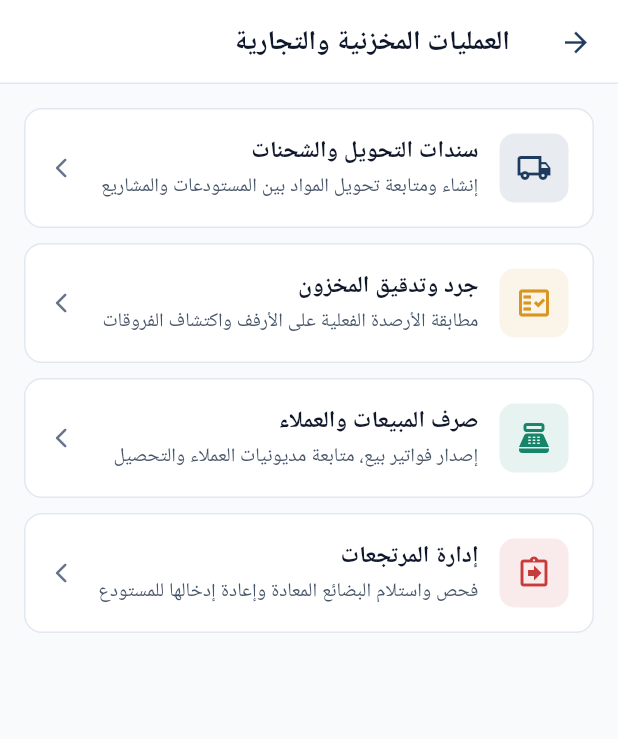
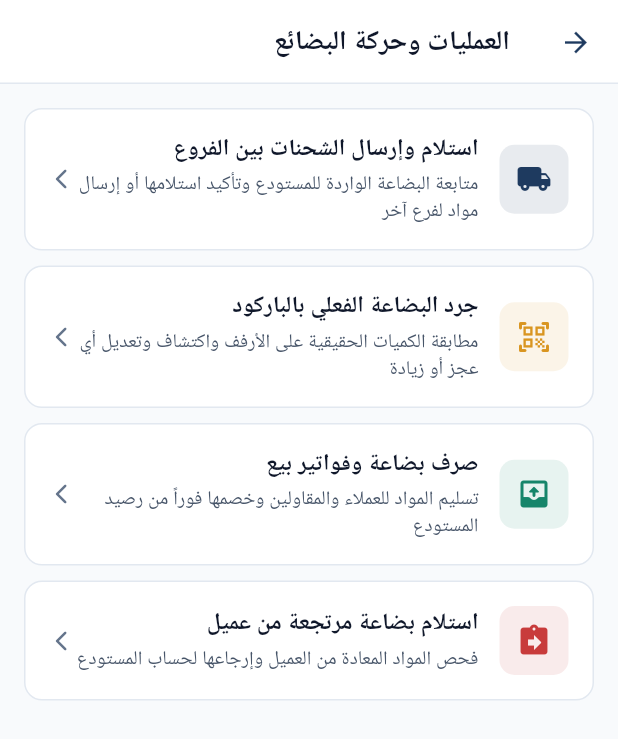
Before and after one commit to khaledazam/Benaa_App, a Flutter app: the OperationsHubScreen screen opened directly, on a phone screen of 412 x 824 dp. Shown: the top 739 px of the screen. Run offline on Flutter 3.47's test engine with Material 3 defaults, Android fonts, the phone set to English and light mode, and no system bars; our stand-ins replace flutter_local_notifications, geolocator, google_fonts, local_auth, pdf, printing and 3 more; missing offline and left inert: blue_thermal_printer, dart:html, mobile_scanner, nfc_manager; accounts and stored records are empty; network calls fail; Roboto replaces fonts that are missing (Ibm Plex Sans Arabic).

Commit message:
refactor(ux): Simplify Arabic warehouse terminology for intuitive operational use

```diff
--- a/lib/presentation/screens/dashboard_screen.dart
+++ b/lib/presentation/screens/dashboard_screen.dart
@@ -542,7 +542,7 @@ class _DashboardScreenState extends State<DashboardScreen> {
                   children: [
                     Expanded(
                       child: KpiCard(
-                        title: 'إجمالي الأصناف',
+                        title: 'أصناف المستودع',
                         value: '$localItemsCount صنف',
                         badgeText: localItemsCount > 0 ? 'محدّث تلقائياً' : null,
                         icon: Icons.inventory_2_outlined,
@@ -558,9 +558,9 @@ class _DashboardScreenState extends State<DashboardScreen> {
                     const SizedBox(width: 10),
                     Expanded(
                       child: KpiCard(
-                        title: 'شحنات قادمة',
-                        value: '$pendingCount سند',
-                        badgeText: pendingCount > 0 ? 'تحتاج تدقيق' : 'مكتملة',
+                        title: 'بضائع في الطريق',
+                        value: '$pendingCount شحنة',
+                        badgeText: pendingCount > 0 ? 'بانتظار الاستلام' : 'تم استلام الكل',
                         icon: Icons.local_shipping_outlined,
                         accentColor: AppColors.warning,
                         onTap: () {
@@ -578,9 +578,9 @@ class _DashboardScreenState extends State<DashboardScreen> {
                   children: [
                     Expanded(
                       child: KpiCard(
-                        title: 'قيمة المخزون',
+                        title: 'القيمة الإجمالية للبضاعة',
                         value: '${totalValuation.toStringAsFixed(0)} ر.س',
-                        badgeText: 'رصيد مالي',
+                        badgeText: 'رصيد المستودع',
                         icon: Icons.account_balance_wallet_outlined,
                         accentColor: AppColors.success,
                       ),
@@ -588,9 +588,9 @@ class _DashboardScreenState extends State<DashboardScreen> {
                     const SizedBox(width: 10),
                     Expanded(
                       child: KpiCard(
-                        title: 'وشيك النفاذ',
+                        title: 'أصناف قاربت على الانتهاء',
                         value: '$lowStockCount صنف',
-                        badgeText: lowStockCount > 0 ? 'تحت حد الأمان' : 'آمن',
+                        badgeText: lowStockCount > 0 ? 'تحتاج طلب وشراء' : 'المخزون آمن',
                         icon: Icons.warning_amber_rounded,
                         accentColor: AppColors.error,
                         onTap: () {
@@ -666,13 +666,13 @@ class _DashboardScreenState extends State<DashboardScreen> {
                 const SizedBox(height: 18),
 
                 // 4. Prioritized Primary Operational Actions
-                const SectionHeader(title: 'العمليات التشغيلية الأساسية'),
+                const SectionHeader(title: 'ماذا تريد أن تفعل اليوم؟ (العمليات السريعة)'),
                 _buildPrimaryActionCard(
                   context,
-                  title: 'استلام وتدقيق شحنة واردة',
-                  subtitle: 'فحص الشحنات الواردة ومطابقة الكميات والباركود',
-                  badgeText: 'أولوية تشغيلية',
-                  icon: Icons.assignment_turned_in_rounded,
+                  title: 'استلام بضاعة جديدة دخلت المستودع',
+                  subtitle: 'فحص ومطابقة الكميات التي وصلت وإضافتها لرصيد المستودع فوراً',
+                  badgeText: 'بضاعة واردة',
+                  icon: Icons.move_to_inbox_rounded,
                   color: AppColors.primary,
                   onTap: () {
                     Navigator.push(
@@ -684,10 +684,10 @@ class _DashboardScreenState extends State<DashboardScreen> {
                 const SizedBox(height: 10),
                 _buildPrimaryActionCard(
                   context,
-                  title: 'إذن صرف ومبيعات',
-                  subtitle: 'إصدار أذون صرف وتسليم بضاعة للعملاء والمشاريع',
-                  badgeText: 'تسليم فوري',
-                  icon: Icons.point_of_sale_rounded,
+                  title: 'صرف بضاعة وخروجها (بيع / تسليم)',
+                  subtitle: 'تسليم مواد لعميل أو مشروع وخصمها فوراً من رصيد المستودع',
+                  badgeText: 'تسليم لعميل',
+                  icon: Icons.outbox_rounded,
                   color: AppColors.success,
                   onTap: () {
                     Navigator.push(
@@ -703,8 +703,8 @@ class _DashboardScreenState extends State<DashboardScreen> {
                   children: [
                     _buildSecondaryActionCard(
                       context,
-                      label: 'تحويل مخزون',
-                      icon: Icons.swap_horiz_rounded,
+                      label: 'نقل بضاعة لفرع آخر',
+                      icon: Icons.local_shipping_rounded,
                       color: AppColors.primary,
                       onTap: () async {
                         final transferId = await showDialog<String>(
@@ -724,8 +724,8 @@ class _DashboardScreenState extends State<DashboardScreen> {
                     const SizedBox(width: 10),
                     _buildSecondaryActionCard(
                       context,
-                      label: 'جرد فعلي ومطابقة',
-                      icon: Icons.fact_check_outlined,
+                      label: 'جرد البضاعة بالباركود',
+                      icon: Icons.qr_code_scanner_rounded,
                       color: AppColors.warning,
                       onTap: () {
                         Navigator.push(
--- a/lib/presentation/screens/operations_hub_screen.dart
+++ b/lib/presentation/screens/operations_hub_screen.dart
@@ -85,16 +85,16 @@ class OperationsHubScreen extends StatelessWidget {
   Widget build(BuildContext context) {
     return Scaffold(
       appBar: AppBar(
-        title: const Text('العمليات المخزنية والتجارية'),
+        title: const Text('العمليات وحركة البضائع'),
       ),
       body: ListView(
         padding: const EdgeInsets.all(16),
         children: [
           _buildOperationTile(
             context,
-            title: 'سندات التحويل والشحنات',
-            subtitle: 'إنشاء ومتابعة تحويل المواد بين المستودعات والمشاريع',
-            icon: Icons.local_shipping_outlined,
+            title: 'استلام وإرسال الشحنات بين الفروع',
+            subtitle: 'متابعة البضاعة الواردة للمستودع وتأكيد استلامها أو إرسال مواد لفرع آخر',
+            icon: Icons.local_shipping_rounded,
             accentColor: AppColors.primary,
             onTap: () {
               Navigator.push(
@@ -105,9 +105,9 @@ class OperationsHubScreen extends StatelessWidget {
           ),
           _buildOperationTile(
             context,
-            title: 'جرد وتدقيق المخزون',
-            subtitle: 'مطابقة الأرصدة الفعلية على الأرفف واكتشاف الفروقات',
-            icon: Icons.fact_check_outlined,
+            title: 'جرد البضاعة الفعلي بالباركود',
+            subtitle: 'مطابقة الكميات الحقيقية على الأرفف واكتشاف وتعديل أي عجز أو زيادة',
+            icon: Icons.qr_code_scanner_rounded,
             accentColor: AppColors.warning,
             onTap: () {
               Navigator.push(
@@ -118,9 +118,9 @@ class OperationsHubScreen extends StatelessWidget {
           ),
           _buildOperationTile(
             context,
-            title: 'صرف المبيعات والعملاء',
-            subtitle: 'إصدار فواتير بيع، متابعة مديونيات العملاء والتحصيل',
-            icon: Icons.point_of_sale_outlined,
+            title: 'صرف بضاعة وفواتير بيع',
+            subtitle: 'تسليم المواد للعملاء والمقاولين وخصمها فوراً من رصيد المستودع',
+            icon: Icons.outbox_rounded,
             accentColor: AppColors.success,
             onTap: () {
               Navigator.push(
@@ -131,9 +131,9 @@ class OperationsHubScreen extends StatelessWidget {
           ),
           _buildOperationTile(
             context,
-            title: 'إدارة المرتجعات',
-            subtitle: 'فحص واستلام البضائع المعادة وإعادة إدخالها للمستودع',
-            icon: Icons.assignment_return_outlined,
+            title: 'استلام بضاعة مرتجعة من عميل',
+            subtitle: 'فحص المواد المعادة من العميل وإرجاعها لحساب المستودع',
+            icon: Icons.assignment_return_rounded,
             accentColor: AppColors.error,
             onTap: () {
               Navigator.push(
--- a/lib/presentation/screens/returns_management_screen.dart
+++ b/lib/presentation/screens/returns_management_screen.dart
@@ -45,11 +45,11 @@ class _ReturnsManagementScreenState extends State<ReturnsManagementScreen> {
 
     return Scaffold(
       appBar: AppBar(
-        title: const Text('إدارة فواتير المرتجعات'),
+        title: const Text('استلام بضاعة مرتجعة من عميل'),
         actions: [
           IconButton(
             icon: const Icon(Icons.add_rounded, size: 22),
-            tooltip: 'إنشاء فاتورة مرتجع جديدة',
+            tooltip: 'تسجيل بضاعة مرتجعة جديدة',
             onPressed: () {
               showDialog(
                 context: context,
--- a/lib/presentation/screens/sales_issuance_screen.dart
+++ b/lib/presentation/screens/sales_issuance_screen.dart
@@ -258,7 +258,7 @@ class _SalesIssuanceScreenState extends State<SalesIssuanceScreen> {
             ),
             const SizedBox(height: 8),
             EnterpriseButton.secondary(
-              label: 'مشاركة إذن تسليم بضاعة (WhatsApp)',
+              label: 'إرسال إشعار تسليم بضاعة للعميل (واتساب)',
               icon: Icons.share_rounded,
               onPressed: () async {
                 final pdfBytes = await PdfReportService.generateGoodsDeliveryVoucherPdf(
@@ -317,7 +317,7 @@ class _SalesIssuanceScreenState extends State<SalesIssuanceScreen> {
 
     return Scaffold(
       appBar: AppBar(
-        title: const Text('إذن صرف ومبيعات للمحلات'),
+        title: const Text('تسليم بضاعة وفواتير بيع (صرف لعميل)'),
         actions: [
           IconButton(
             icon: const Icon(Icons.calculate_outlined, size: 20),
--- a/lib/presentation/screens/stock_audit_screen.dart
+++ b/lib/presentation/screens/stock_audit_screen.dart
@@ -100,7 +100,7 @@ class _StockAuditScreenState extends State<StockAuditScreen> {
 
     return Scaffold(
       appBar: AppBar(
-        title: const Text('الجرد الفعلي للأرصدة (عند الطلب)'),
+        title: const Text('جرد البضاعة الفعلي بالباركود'),
       ),
       body: Consumer<InventoryProvider>(
         builder: (context, provider, child) {
@@ -136,7 +136,7 @@ class _StockAuditScreenState extends State<StockAuditScreen> {
                   crossAxisAlignment: CrossAxisAlignment.stretch,
                   children: [
                     Text(
-                      'تسجيل جرد فعلي لصنف',
+                      'عد ومطابقة كمية صنف على الرف',
                       style: AppTypography.sectionHeading(),
                     ),
                     const SizedBox(height: 12),
--- a/lib/presentation/screens/transfer_audit_detail_screen.dart
+++ b/lib/presentation/screens/transfer_audit_detail_screen.dart
@@ -256,7 +256,7 @@ class _TransferAuditDetailScreenState extends State<TransferAuditDetailScreen> {
 
         return Scaffold(
           appBar: AppBar(
-            title: Text('تدقيق سند #${transfer.transferNumber}'),
+            title: Text('فحص واستلام شحنة #${transfer.transferNumber}'),
             actions: [
               IconButton(
                 icon: const Icon(Icons.share_outlined, size: 20),
@@ -615,8 +615,8 @@ class _TransferAuditDetailScreenState extends State<TransferAuditDetailScreen> {
                         height: 46,
                         isLoading: _isSubmitting,
                         label: transfer.status.startsWith('audited')
-                            ? 'إعادة تأكيد ومطابقة السند'
-                            : 'تأكيد الجرد وإدخال البضاعة للمستودع',
+                            ? 'إعادة تأكيد استلام الشحنة'
+                            : 'تأكيد استلام البضاعة وإضافتها للرصيد فوراً',
                         icon: Icons.check_circle_outline,
                         onPressed: () async {
                           setState(() => _isSubmitting = true);
@@ -639,8 +639,8 @@ class _TransferAuditDetailScreenState extends State<TransferAuditDetailScreen> {
                                   backgroundColor: hasDiscrepancies ? AppColors.warning : AppColors.success,
                                   content: Text(
                                     hasDiscrepancies
-                                        ? 'تم توثيق الجرد مع وجود $discrepancyCount فروقات عجز/زيادة'
-                                        : 'تم إدخال كافة بضاعة الشحنة للمستودع بنجاح وتحديث الأرصدة!',
+                                        ? 'تم توثيق الاستلام مع وجود $discrepancyCount فروقات عجز/زيادة'
+                                        : 'تم استلام كافة بضاعة الشحنة وإضافتها لرصيد المستودع بنجاح!',
                                   ),
                                 ),
                               );
--- a/lib/presentation/screens/transfers_list_screen.dart
+++ b/lib/presentation/screens/transfers_list_screen.dart
@@ -191,7 +191,7 @@ class _TransfersListScreenState extends State<TransfersListScreen> with SingleTi
 
     return Scaffold(
       appBar: AppBar(
-        title: const Text('دورة التحويلات المخزنية بين الفروع'),
+        title: const Text('شحنات البضائع بين المستودعات'),
         bottom: TabBar(
           controller: _tabController,
           tabs: [
@@ -201,7 +201,7 @@ class _TransfersListScreenState extends State<TransfersListScreen> with SingleTi
                 children: [
                   const Icon(Icons.sync_alt_rounded, size: 18),
                   const SizedBox(width: 6),
-                  Text('دورة التحويل الحية (${_lifecycleTransfers.length})'),
+                  Text('الشحنات النشطة (${_lifecycleTransfers.length})'),
                 ],
               ),
             ),
@@ -209,9 +209,9 @@ class _TransfersListScreenState extends State<TransfersListScreen> with SingleTi
               child: Row(
                 mainAxisAlignment: MainAxisAlignment.center,
                 children: [
-                  Icon(Icons.receipt_long_rounded, size: 18),
+                  Icon(Icons.history_rounded, size: 18),
                   SizedBox(width: 6),
-                  Text('سندات الشحنات الأرشيفية'),
+                  Text('سجل الشحنات السابقة'),
                 ],
               ),
             ),
```
Also changed, not shown: 1 other file.
